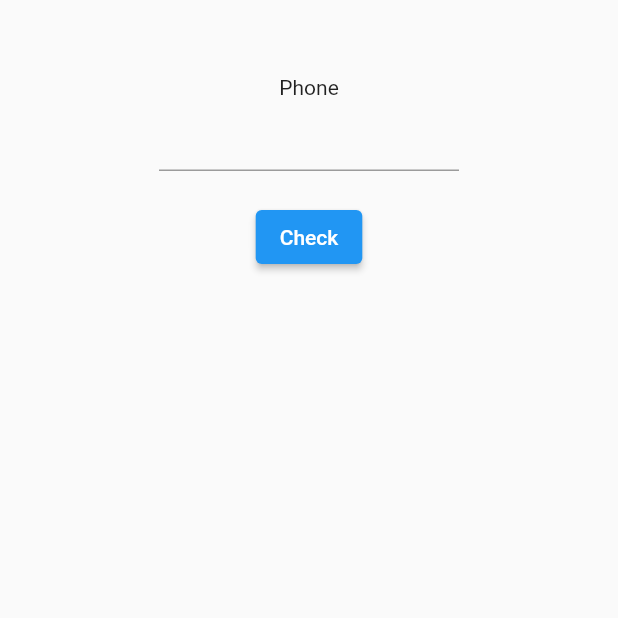
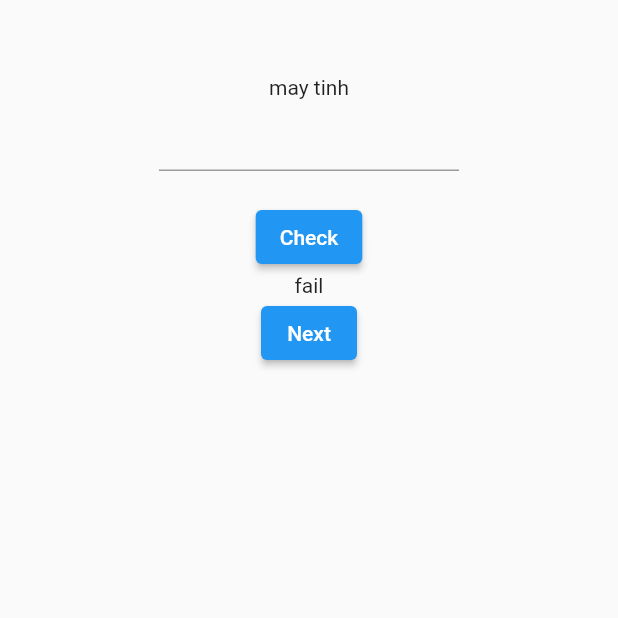
Before and after one commit to NguyenHoaiNam28/Name_Your_Price, a Flutter app: the screen it shows after launch, after a tap on "Check", on a phone screen of 412 x 824 dp, the top half of it. Run offline on Flutter 3.47's test engine with Material 2 defaults, Android fonts, the light colour scheme and no system bars.

Commit message:
Check result & show next product

```diff
--- a/lib/pages/home_page.dart
+++ b/lib/pages/home_page.dart
@@ -1,8 +1,32 @@
 import 'package:flutter/material.dart';
 import 'package:flutter/services.dart';
 
-class HomePage extends StatelessWidget {
-  const HomePage({ Key? key }) : super(key: key);
+class ProductInfo {
+  final String name;
+  final int price;
+
+  ProductInfo(this.name, this.price);
+}
+
+final products = [
+  ProductInfo('may tinh', 4),
+  ProductInfo('Chuot', 5),
+  ProductInfo('Ban phim', 6),
+  ProductInfo('Tai nghe', 7),
+  ProductInfo('Lot chuot', 8),
+];
+
+class HomePage extends StatefulWidget {
+  const HomePage({Key? key}) : super(key: key);
+
+  @override
+  State<HomePage> createState() => _HomePageState();
+}
+
+class _HomePageState extends State<HomePage> {
+  int _currentProductIndex = 0;
+  int? _inputtedPrice;
+  String _result = '';
 
   @override
   Widget build(BuildContext context) {
@@ -10,19 +34,52 @@ class HomePage extends StatelessWidget {
       body: Center(
         child: Column(
           children: [
-            const Padding(padding: EdgeInsets.only(top: 50) ),
-            const Text('Phone'),
+            const Padding(padding: EdgeInsets.only(top: 50)),
+            Text(products[_currentProductIndex].name),
             SizedBox(
               width: 200,
               child: TextField(
+                key: const Key('priceInput'),
+                keyboardType: TextInputType.number,
                 inputFormatters: [FilteringTextInputFormatter.digitsOnly],
+                onChanged: (value) {
+                  _inputtedPrice = int.tryParse(value);
+                },
               ),
             ),
-            const Padding(padding: EdgeInsets.only(top: 20) ),
+            const Padding(padding: EdgeInsets.only(top: 20)),
             ElevatedButton(
-              onPressed: () {},
+              onPressed: () {
+                setState(() {
+                  _result =
+                      _inputtedPrice == products[_currentProductIndex].price
+                          ? 'pass'
+                          : 'fail';
+                });
+              },
               child: const Text('Check'),
-            )
+            ),
+            Visibility(
+              visible: _result.isNotEmpty,
+              child: Text(
+                _result,
+                key: const Key('result'),
+              ),
+            ),
+            Visibility(
+              visible: _result.isNotEmpty,
+              child: ElevatedButton(
+                onPressed: () {
+                  setState(() {
+                    _result = '';
+                    if (_currentProductIndex < 4) {
+                      _currentProductIndex++;
+                    }
+                  });
+                },
+                child: const Text('Next'),
+              ),
+            ),
           ],
         ),
       ),
```
Also changed, not shown: 1 other file.
